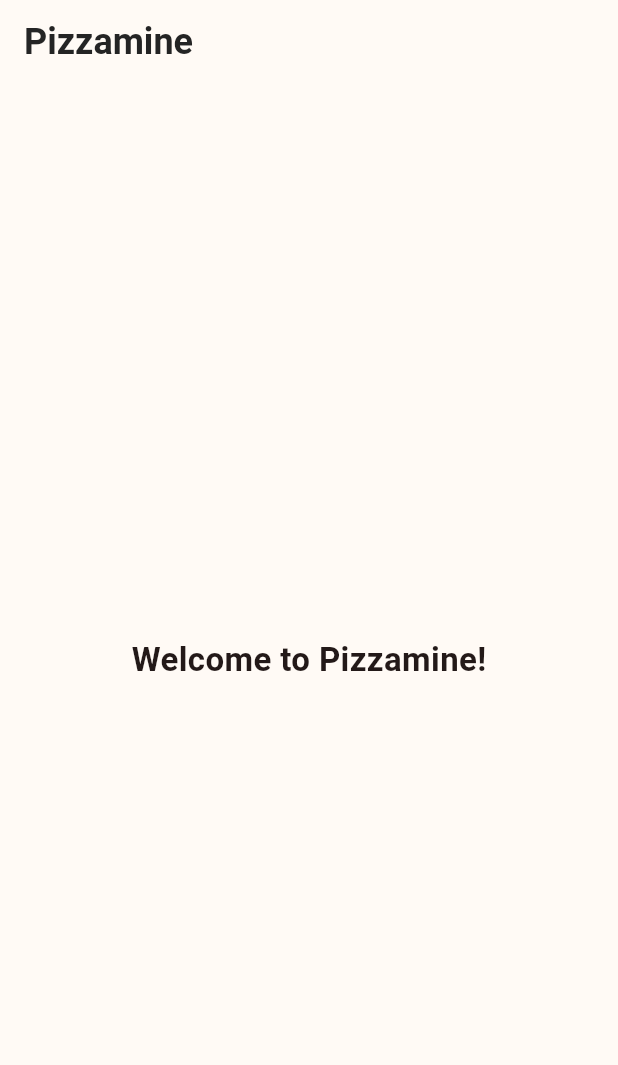
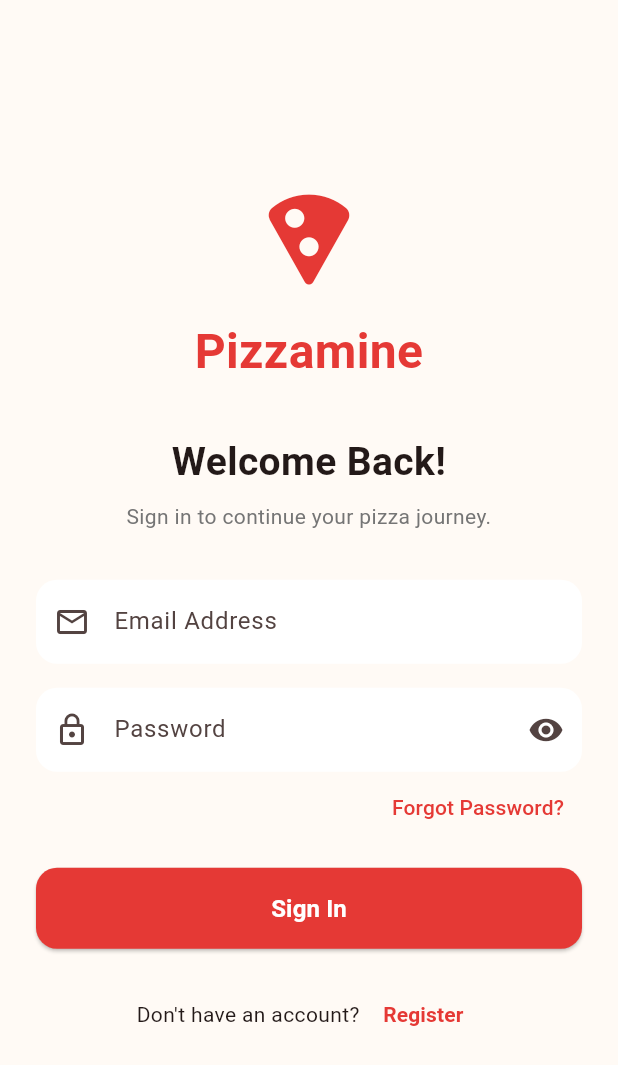
Before and after one commit to AshrafulAlamAkif/PizzaMine-Full-Firebase-, a Flutter app: the screen it shows after launch, on a phone screen of 412 x 824 dp. Shown: the top 1065 px of the screen. Run offline on Flutter 3.47's test engine with Material 3 defaults, Android fonts, the phone set to English and light mode, and no system bars; our stand-ins replace firebase_auth, firebase_core, flutter_riverpod, go_router; accounts and stored records are empty.

Commit message:
User Model, Auth, Splash screen, Login, Registration(auth screen) , Test Home screen, Navigation Update

```diff
--- a/lib/app/app.dart
+++ b/lib/app/app.dart
@@ -1,4 +1,4 @@
-
+// Step 11 — App Theme এবং Root
 import 'package:flutter/material.dart';
 
 import 'app_theme.dart';
--- a/lib/app/router.dart
+++ b/lib/app/router.dart
@@ -1,6 +1,8 @@
-
+// Step 10 — Navigation Update
 import 'package:go_router/go_router.dart';
 
+import '../features/splash/splash_screen.dart';
+import '../features/auth/auth_screen.dart';
 import '../features/home/home_screen.dart';
 
 final GoRouter appRouter = GoRouter(
@@ -8,10 +10,21 @@ final GoRouter appRouter = GoRouter(
   routes: [
     GoRoute(
       path: '/',
-      name: 'home',
-      builder: (context, state) {
-        return const HomeScreen();
-      },
+      builder: (context, state) => const SplashScreen(),
+    ),
+    GoRoute(
+      path: '/login',
+      builder: (context, state) => const AuthScreen(),
+    ),
+    GoRoute(
+      path: '/register',
+      builder: (context, state) => const AuthScreen(
+        isRegister: true,
+      ),
+    ),
+    GoRoute(
+      path: '/home',
+      builder: (context, state) => const HomeScreen(),
     ),
   ],
 );
--- a/lib/core/exceptions.dart
+++ b/lib/core/exceptions.dart
@@ -1,3 +1,4 @@
+// Step 2 — Custom Exception
 //এটি Firebase বা API যেকোনো source-এর error-কে application-এর নিজস্ব error format-এ প্রকাশ করতে সাহায্য করবে।
 class AppException implements Exception {
   final String message;
--- a/lib/features/auth/auth_model.dart
+++ b/lib/features/auth/auth_model.dart
@@ -1,3 +1,4 @@
+// Step 3 — User Model
 class AppUser {
   final String id;
   final String email;
--- a/lib/features/auth/auth_provider.dart
+++ b/lib/features/auth/auth_provider.dart
@@ -1,3 +1,5 @@
+// Step 6 — Riverpod Providers
+// এখন অন্য কোনো feature থেকে authentication প্রয়োজন হলে শুধু authRepositoryProvider ব্যবহার করব।
 import 'package:flutter_riverpod/flutter_riverpod.dart';
 
 import 'auth_model.dart';
--- a/lib/features/auth/auth_repository.dart
+++ b/lib/features/auth/auth_repository.dart
@@ -1,3 +1,4 @@
+// Step 4 — Authentication Repository
 import 'auth_model.dart';
 
 abstract class AuthRepository {
@@ -11,8 +12,10 @@ abstract class AuthRepository {
   Future<AppUser> signUp({
     required String email,
     required String password,
-    String? displayName,
+    required String displayName,
   });
+
+  Future<void> resetPassword(String email);
 
   Future<void> signOut();
 }
--- /dev/null
+++ b/lib/features/auth/auth_screen.dart
@@ -0,0 +1,342 @@
+// Step 8 — Login & Registration UI
+// Login এবং Registration-এর জন্য একই screen file ব্যবহার করব। এতে duplicated UI এবং logic কম থাকবে।
+import 'package:flutter/material.dart';
+import 'package:flutter_riverpod/flutter_riverpod.dart';
+import 'package:go_router/go_router.dart';
+
+import '../../core/exceptions.dart';
+import 'auth_provider.dart';
+
+class AuthScreen extends ConsumerStatefulWidget {
+  final bool isRegister;
+
+  const AuthScreen({
+    super.key,
+    this.isRegister = false,
+  });
+
+  @override
+  ConsumerState<AuthScreen> createState() => _AuthScreenState();
+}
+
+class _AuthScreenState extends ConsumerState<AuthScreen> {
+  final _formKey = GlobalKey<FormState>();
+
+  final _nameController = TextEditingController();
+  final _emailController = TextEditingController();
+  final _passwordController = TextEditingController();
+
+  bool _isLoading = false;
+  bool _isPasswordVisible = false;
+
+  @override
+  void dispose() {
+    _nameController.dispose();
+    _emailController.dispose();
+    _passwordController.dispose();
+    super.dispose();
+  }
+
+  Future<void> _submit() async {
+    if (!_formKey.currentState!.validate()) return;
+
+    setState(() => _isLoading = true);
+
+    try {
+      final repository = ref.read(authRepositoryProvider);
+
+      if (widget.isRegister) {
+        await repository.signUp(
+          email: _emailController.text,
+          password: _passwordController.text,
+          displayName: _nameController.text,
+        );
+      } else {
+        await repository.signIn(
+          email: _emailController.text,
+          password: _passwordController.text,
+        );
+      }
+
+      if (!mounted) return;
+
+      context.go('/home');
+
+      ScaffoldMessenger.of(context).showSnackBar(
+        SnackBar(
+          content: Text(
+            widget.isRegister
+                ? 'Account created successfully!'
+                : 'Welcome back to Pizzamine!',
+          ),
+        ),
+      );
+
+    } on AppException catch (error) {
+      if (!mounted) return;
+
+      ScaffoldMessenger.of(context).showSnackBar(
+        SnackBar(
+          content: Text(error.message),
+          backgroundColor: Colors.red,
+        ),
+      );
+    } catch (_) {
+      if (!mounted) return;
+
+      ScaffoldMessenger.of(context).showSnackBar(
+        const SnackBar(
+          content: Text('Something went wrong. Please try again.'),
+          backgroundColor: Colors.red,
+        ),
+      );
+    } finally {
+      if (mounted) {
+        setState(() => _isLoading = false);
+      }
+    }
+  }
+
+  Future<void> _forgotPassword() async {
+    if (_emailController.text.trim().isEmpty) {
+      ScaffoldMessenger.of(context).showSnackBar(
+        const SnackBar(
+          content: Text('Please enter your email address first.'),
+        ),
+      );
+      return;
+    }
+
+    try {
+      await ref.read(authRepositoryProvider).resetPassword(
+        _emailController.text,
+      );
+
+      if (!mounted) return;
+
+      ScaffoldMessenger.of(context).showSnackBar(
+        const SnackBar(
+          content: Text('Password reset email sent.'),
+        ),
+      );
+    } on AppException catch (error) {
+      if (!mounted) return;
+
+      ScaffoldMessenger.of(context).showSnackBar(
+        SnackBar(content: Text(error.message)),
+      );
+    }
+  }
+
+  @override
+  Widget build(BuildContext context) {
+    final isRegister = widget.isRegister;
+
+    return Scaffold(
+      body: SafeArea(
+        child: Center(
+          child: SingleChildScrollView(
+            padding: const EdgeInsets.all(24),
+            child: Form(
+              key: _formKey,
+              child: Column(
+                crossAxisAlignment: CrossAxisAlignment.stretch,
+                children: [
+                  const Icon(
+                    Icons.local_pizza_rounded,
+                    color: Color(0xFFE53935),
+                    size: 76,
+                  ),
+
+                  const SizedBox(height: 12),
+
+                  const Text(
+                    'Pizzamine',
+                    textAlign: TextAlign.center,
+                    style: TextStyle(
+                      fontSize: 32,
+                      fontWeight: FontWeight.bold,
+                      color: Color(0xFFE53935),
+                    ),
+                  ),
+
+                  const SizedBox(height: 32),
+
+                  Text(
+                    isRegister ? 'Create Account' : 'Welcome Back!',
+                    textAlign: TextAlign.center,
+                    style: const TextStyle(
+                      fontSize: 26,
+                      fontWeight: FontWeight.bold,
+                    ),
+                  ),
+
+                  const SizedBox(height: 8),
+
+                  Text(
+                    isRegister
+                        ? 'Create your account to order your favorite pizza.'
+                        : 'Sign in to continue your pizza journey.',
+                    textAlign: TextAlign.center,
+                    style: TextStyle(
+                      color: Colors.grey.shade600,
+                    ),
+                  ),
+
+                  const SizedBox(height: 32),
+
+                  if (isRegister) ...[
+                    TextFormField(
+                      controller: _nameController,
+                      textCapitalization: TextCapitalization.words,
+                      decoration: const InputDecoration(
+                        labelText: 'Full Name',
+                        prefixIcon: Icon(Icons.person_outline),
+                      ),
+                      validator: (value) {
+                        if (value == null || value.trim().isEmpty) {
+                          return 'Please enter your name.';
+                        }
+                        return null;
+                      },
+                    ),
+                    const SizedBox(height: 16),
+                  ],
+
+                  TextFormField(
+                    controller: _emailController,
+                    keyboardType: TextInputType.emailAddress,
+                    decoration: const InputDecoration(
+                      labelText: 'Email Address',
+                      prefixIcon: Icon(Icons.email_outlined),
+                    ),
+                    validator: (value) {
+                      if (value == null || value.trim().isEmpty) {
+                        return 'Please enter your email.';
+                      }
+
+                      if (!RegExp(
+                        r'^[^@\s]+@[^@\s]+\.[^@\s]+$',
+                      ).hasMatch(value.trim())) {
+                        return 'Please enter a valid email.';
+                      }
+
+                      return null;
+                    },
+                  ),
+
+                  const SizedBox(height: 16),
+
+                  TextFormField(
+                    controller: _passwordController,
+                    obscureText: !_isPasswordVisible,
+                    decoration: InputDecoration(
+                      labelText: 'Password',
+                      prefixIcon: const Icon(Icons.lock_outline),
+                      suffixIcon: IconButton(
+                        onPressed: () {
+                          setState(() {
+                            _isPasswordVisible = !_isPasswordVisible;
+                          });
+                        },
+                        icon: Icon(
+                          _isPasswordVisible
+                              ? Icons.visibility_off
+                              : Icons.visibility,
+                        ),
+                      ),
+                    ),
+                    validator: (value) {
+                      if (value == null || value.isEmpty) {
+                        return 'Please enter your password.';
+                      }
+
+                      if (isRegister && value.length < 6) {
+                        return 'Password must be at least 6 characters.';
+                      }
+
+                      return null;
+                    },
+                  ),
+
+                  if (!isRegister) ...[
+                    Align(
+                      alignment: Alignment.centerRight,
+                      child: TextButton(
+                        onPressed: _isLoading ? null : _forgotPassword,
+                        child: const Text('Forgot Password?'),
+                      ),
+                    ),
+                  ],
+
+                  const SizedBox(height: 16),
+
+                  SizedBox(
+                    height: 54,
+                    child: ElevatedButton(
+                      onPressed: _isLoading ? null : _submit,
+                      child: _isLoading
+                          ? const SizedBox(
+                              height: 22,
+                              width: 22,
+                              child: CircularProgressIndicator(
+                                color: Colors.white,
+                                strokeWidth: 2,
+                              ),
+                            )
+                          : Text(
+                              isRegister ? 'Create Account' : 'Sign In',
+                              style: const TextStyle(
+                                fontSize: 16,
+                                fontWeight: FontWeight.bold,
+                              ),
+                            ),
+                    ),
+                  ),
+
+                  const SizedBox(height: 20),
+
+                  Row(
+                    mainAxisAlignment: MainAxisAlignment.center,
+                    children: [
+                      Text(
+                        isRegister
+                            ? 'Already have an account? '
+                            : "Don't have an account? ",
+                      ),
+                      TextButton(
+                        onPressed: _isLoading
+                            ? null
+                            : () {
+                              // Login/Register Button পরিবর্তন করো
+                                // Navigator.pushReplacement(
+                                //   context,
+                                //   MaterialPageRoute(
+                                //     builder: (_) => AuthScreen(
+                                //       isRegister: !isRegister,
+                                //     ),
+                                //   ),
+                                // );
+                                context.go(
+                                  isRegister ? '/login' : '/register',
+                                );
+                              },
+                        child: Text(
+                          isRegister ? 'Sign In' : 'Register',
+                          style: const TextStyle(
+                            fontWeight: FontWeight.bold,
+                            color: Color(0xFFE53935),
+                          ),
+                        ),
+                      ),
+                    ],
+                  ),
+                ],
+              ),
+            ),
+          ),
+        ),
+      ),
+    );
+  }
+}
```
Also changed, not shown: lib/features/auth/firebase_auth_repository.dart (+55 -5 lines), lib/features/home/home_screen.dart (+47 -13 lines), lib/features/splash/splash_screen.dart (added, +66 -0 lines), 1 other file.
